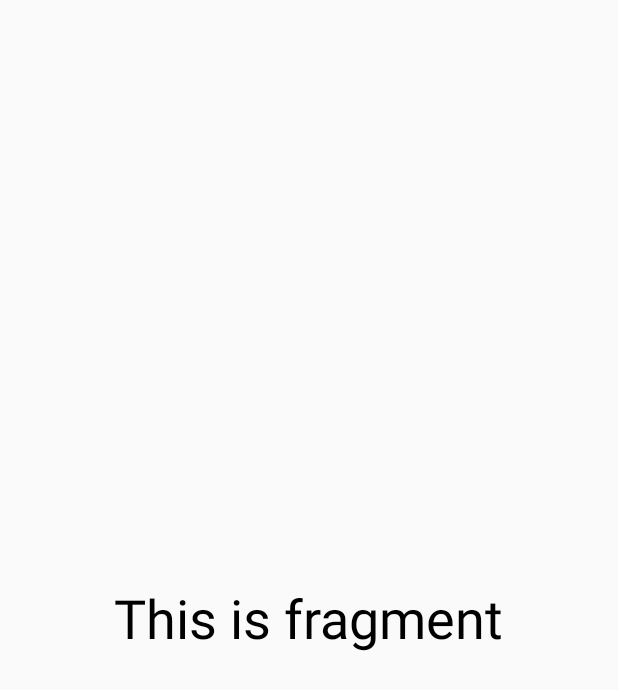
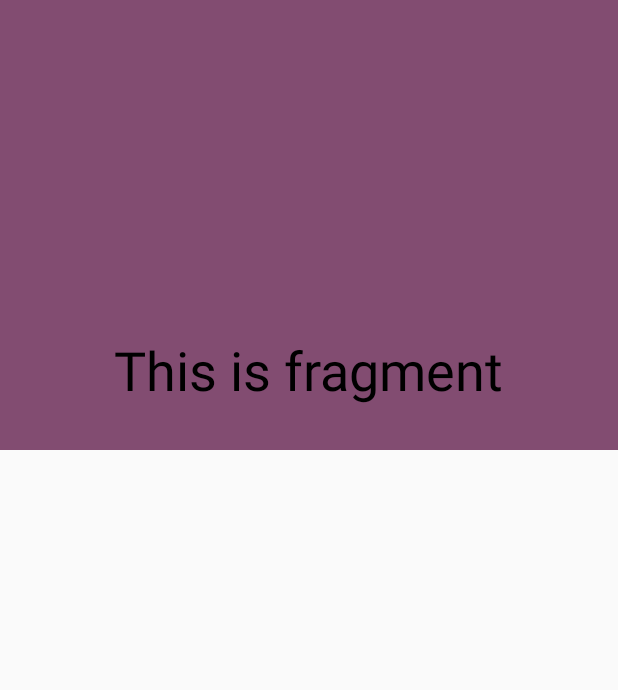
Before and after one commit to GretaGri/AndroidMvpAndMvvmPatterns, an Android app: the layout fragment_details.xml on its own in the app's theme, with its tools: preview values and no code run, on a phone screen of 412 x 824 dp. Shown: the top 690 px of the screen. Run offline under Robolectric (Android 15) with nearby library versions, the phone set to English and light mode, and no system bars.

Commit message:
Added CoordinatorLayout

```diff
--- a/app/src/main/res/layout/fragment_details.xml
+++ b/app/src/main/res/layout/fragment_details.xml
@@ -1,4 +1,43 @@
 <?xml version="1.0" encoding="utf-8"?>
+<android.support.design.widget.CoordinatorLayout xmlns:android="http://schemas.android.com/apk/res/android"
+    xmlns:app="http://schemas.android.com/apk/res-auto"
+    android:id="@+id/coordinator_layout"
+    android:layout_width="match_parent"
+    android:layout_height="match_parent"
+    android:fitsSystemWindows="true">
+
+    <android.support.design.widget.AppBarLayout
+        android:id="@+id/appbar"
+        android:layout_width="match_parent"
+        android:layout_height="300dp"
+        android:elevation="8dp"
+        android:fitsSystemWindows="true"
+        android:theme="@style/ThemeOverlay.AppCompat.Dark.ActionBar">
+
+        <android.support.design.widget.CollapsingToolbarLayout
+            android:id="@+id/collapsing"
+            android:layout_width="match_parent"
+            android:layout_height="match_parent"
+            app:contentScrim="?colorPrimary"
+            app:expandedTitleMarginBottom="94dp"
+            app:expandedTitleTextAppearance="@style/TransparentText"
+            app:layout_scrollFlags="scroll|exitUntilCollapsed">
+
+            <ImageView
+                android:id="@+id/news_banner"
+                android:layout_width="match_parent"
+                android:layout_height="match_parent"
+                android:scaleType="centerCrop" />
+        </android.support.design.widget.CollapsingToolbarLayout>
+    </android.support.design.widget.AppBarLayout>
+
+    <android.support.v4.widget.NestedScrollView
+        android:layout_width="match_parent"
+        android:layout_height="match_parent"
+        android:scrollbars="none"
+        app:behavior_overlapTop="78dp"
+        app:layout_behavior="@string/appbar_scrolling_view_behavior">
+
         <RelativeLayout xmlns:android="http://schemas.android.com/apk/res/android"
             android:layout_width="match_parent"
             android:layout_height="match_parent">
@@ -9,6 +48,9 @@
                 android:layout_height="wrap_content"
                 android:layout_centerInParent="true"
                 android:text="This is fragment"
-        android:textSize="36sp"
-        android:textColor="#000000"/>
+                android:textColor="#000000"
+                android:textSize="36sp" />
         </RelativeLayout>
+
+    </android.support.v4.widget.NestedScrollView>
+</android.support.design.widget.CoordinatorLayout>
--- a/app/src/main/res/values/styles.xml
+++ b/app/src/main/res/values/styles.xml
@@ -20,4 +20,8 @@
         <item name="android:windowCloseOnTouchOutside">true</item>
     </style>
 
+    <style name="TransparentText" parent="@android:style/TextAppearance">
+        <item name="android:textColor">#00000000</item>
+    </style>
+
 </resources>
```
Lines whose indentation alone changed are shown as unchanged.
